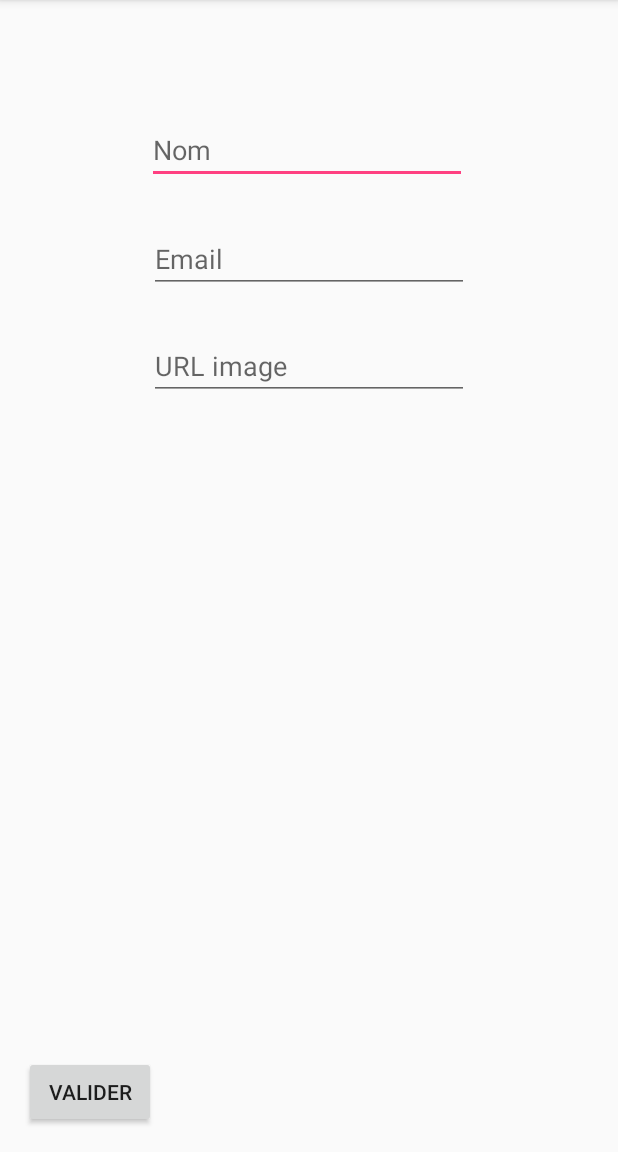
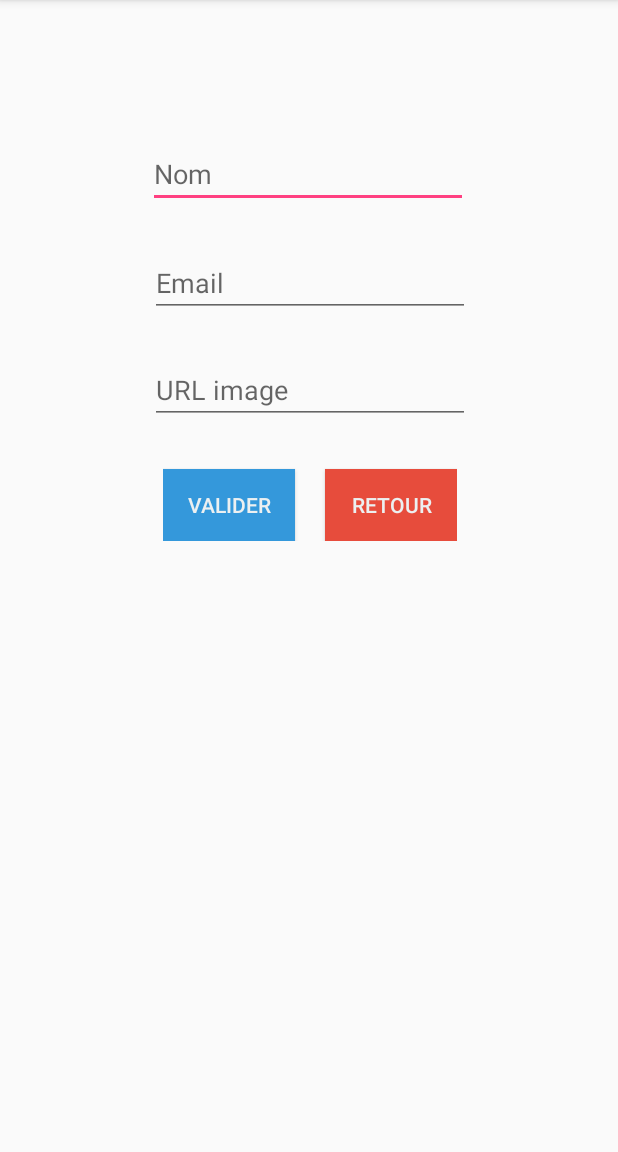
Before and after one commit to vince1396/StageAndroidTraining2, an Android app: the screen it shows after launch (MainActivity), after a tap on "CRÉER", on a phone screen of 412 x 824 dp, the part 84-1236 px from its top. Run offline under Robolectric (Android 15) with nearby library versions, the phone set to English and light mode, and no system bars; our stand-ins replace ButterKnife.

Commit message:
vinceCommit3

```diff
--- a/app/src/main/java/com/example/vincent/utilisateurs/Adapter.java
+++ b/app/src/main/java/com/example/vincent/utilisateurs/Adapter.java
@@ -74,7 +74,11 @@ public class Adapter extends RecyclerView.Adapter<Adapter.MyViewHolder> {
             name.setText(pUser.getNom());
             email.setText(pUser.getEmail());
             Uri url = Uri.parse(pUser.getImg());
-            Glide.with(holder.img.getContext()).load(url).into(img);
+            Glide
+                    .with(holder.img.getContext())
+                    .load(url)
+                    .placeholder(R.drawable.img_default)
+                    .into(img);
         }
     }
 }
--- a/app/src/main/java/com/example/vincent/utilisateurs/MainActivity.java
+++ b/app/src/main/java/com/example/vincent/utilisateurs/MainActivity.java
@@ -7,6 +7,7 @@ import android.support.v7.widget.RecyclerView;
 import android.view.View;
 import android.widget.Button;
 import android.widget.EditText;
+import android.widget.LinearLayout;
 import android.widget.Toast;
 
 import java.util.ArrayList;
@@ -23,6 +24,7 @@ public class MainActivity extends AppCompatActivity {
     @BindView(R.id.name) EditText name;
     @BindView(R.id.email) EditText email;
     @BindView(R.id.urlimg) EditText urlimg;
+    @BindView(R.id.form) LinearLayout form;
 
     @BindView(R.id.rvUser) RecyclerView rvUser;
 
@@ -36,16 +38,15 @@ public class MainActivity extends AppCompatActivity {
         ButterKnife.bind(this);
         rvUser.setLayoutManager(new LinearLayoutManager(this));
         rvUser.setAdapter(new Adapter(alRep));
+        create.setText(getString(R.string.create));
+        display.setText(getString(R.string.display));
     }
 
     @OnClick(R.id.create)
     public void onClickCreate() {
 
-        name.setVisibility(View.VISIBLE);
-        email.setVisibility(View.VISIBLE);
-        urlimg.setVisibility(View.VISIBLE);
+        form.setVisibility(View.VISIBLE);
         create.setVisibility(View.INVISIBLE);
-        valider.setVisibility(View.VISIBLE);
         rvUser.setVisibility(View.INVISIBLE);
         display.setVisibility(View.INVISIBLE);
     }
@@ -53,9 +54,9 @@ public class MainActivity extends AppCompatActivity {
     @OnClick(R.id.valider)
     public void onClickValider(){
 
-        if(name.getText().toString().equals("") | email.getText().toString().equals(""))
+        if(name.getText().toString().equals("") || email.getText().toString().equals(""))
         {
-            Toast.makeText(MainActivity.this, "Veuillez remplir les champs", Toast.LENGTH_SHORT).show();
+            Toast.makeText(MainActivity.this, getString(R.string.empty), Toast.LENGTH_SHORT).show();
         }
         else
         {
@@ -63,16 +64,13 @@ public class MainActivity extends AppCompatActivity {
 
             if (!isValidEmail((pEmail)))
             {
-                Toast.makeText(MainActivity.this, "Email incorrect", Toast.LENGTH_SHORT).show();
+                Toast.makeText(MainActivity.this, getString(R.string.emailError), Toast.LENGTH_SHORT).show();
                 email.setText("");
             }
             else
             {
+                form.setVisibility(View.INVISIBLE);
                 create.setVisibility(View.VISIBLE);
-                valider.setVisibility(View.INVISIBLE);
-                name.setVisibility(View.INVISIBLE);
-                email.setVisibility(View.INVISIBLE);
-                urlimg.setVisibility(View.INVISIBLE);
                 display.setVisibility(View.VISIBLE);
 
                 String pNom = name.getText().toString();
@@ -91,6 +89,15 @@ public class MainActivity extends AppCompatActivity {
         }
     }
 
+    @OnClick(R.id.back)
+    public void onClickBack(){
+
+        form.setVisibility(View.INVISIBLE);
+        create.setVisibility(View.VISIBLE);
+        rvUser.setVisibility(View.VISIBLE);
+        display.setVisibility(View.VISIBLE);
+    }
+
     @OnClick(R.id.display)
     public void onClickDisplay(){
 
--- a/app/src/main/res/layout/activity_main.xml
+++ b/app/src/main/res/layout/activity_main.xml
@@ -10,27 +10,46 @@
         android:id="@+id/create"
         android:layout_width="wrap_content"
         android:layout_height="wrap_content"
-        android:text="Créer"
+        android:text="@string/create"
         tools:layout_constraintBottom_creator="1"
         android:layout_marginStart="16dp"
         app:layout_constraintBottom_toBottomOf="parent"
         tools:layout_constraintLeft_creator="1"
         android:layout_marginBottom="18dp"
         app:layout_constraintLeft_toLeftOf="parent"
-        android:layout_marginLeft="16dp" />
+        android:layout_marginLeft="16dp"
+        android:background="#3498db"
+        android:textColor="#ecf0f1"
+        />
 
     <Button
         android:id="@+id/display"
         android:layout_width="wrap_content"
         android:layout_height="wrap_content"
-        android:text="Afficher"
+        android:text="@string/display"
         tools:layout_constraintRight_creator="1"
         tools:layout_constraintBottom_creator="1"
         app:layout_constraintBottom_toBottomOf="parent"
         android:layout_marginEnd="9dp"
         app:layout_constraintRight_toRightOf="parent"
         android:layout_marginBottom="18dp"
-        android:layout_marginRight="9dp" />
+        android:layout_marginRight="9dp"
+        android:background="#3498db"
+        android:textColor="#ecf0f1"
+        />
+
+    <LinearLayout
+        android:id="@+id/form"
+        android:layout_width="wrap_content"
+        android:layout_height="wrap_content"
+        android:orientation="vertical"
+        android:gravity="center_horizontal"
+        android:visibility="invisible"
+        tools:layout_constraintTop_creator="1"
+        tools:layout_constraintRight_creator="1"
+        app:layout_constraintRight_toRightOf="@+id/rvUser"
+        android:layout_marginTop="16dp"
+        app:layout_constraintTop_toTopOf="parent">
 
         <EditText
             android:id="@+id/name"
@@ -38,8 +57,7 @@
             android:layout_height="wrap_content"
             android:ems="10"
             android:inputType="textPersonName"
-        android:hint="Nom"
-        android:visibility="invisible"
+            android:hint="@string/name"
             tools:layout_constraintTop_creator="1"
             tools:layout_constraintRight_creator="1"
             android:layout_marginEnd="1dp"
@@ -54,8 +72,7 @@
             android:layout_height="wrap_content"
             android:ems="10"
             android:inputType="textPersonName"
-        android:hint="Email"
-        android:visibility="invisible"
+            android:hint="@string/email"
             tools:layout_constraintTop_creator="1"
             tools:layout_constraintRight_creator="1"
             app:layout_constraintRight_toRightOf="parent"
@@ -70,8 +87,7 @@
             android:layout_height="wrap_content"
             android:ems="10"
             android:inputType="textPersonName"
-        android:hint="URL image"
-        android:visibility="invisible"
+            android:hint="@string/urlimg"
             tools:layout_constraintTop_creator="1"
             tools:layout_constraintRight_creator="1"
             app:layout_constraintRight_toRightOf="@+id/email"
@@ -80,17 +96,40 @@
             tools:layout_constraintLeft_creator="1"
             app:layout_constraintLeft_toLeftOf="@+id/email" />
 
+        <LinearLayout
+            android:layout_width="wrap_content"
+            android:layout_height="wrap_content"
+            android:orientation="horizontal"
+            android:gravity="center_horizontal">
+
         <Button
             android:id="@+id/valider"
             android:layout_width="wrap_content"
             android:layout_height="wrap_content"
-        android:text="Valider"
-        android:visibility="invisible"
-        tools:layout_constraintTop_creator="1"
-        android:layout_marginTop="2dp"
-        tools:layout_constraintLeft_creator="1"
-        app:layout_constraintLeft_toLeftOf="@+id/create"
-        app:layout_constraintTop_toTopOf="@+id/create" />
+            android:text="@string/valider"
+            tools:layout_editor_absoluteX="148dp"
+            tools:layout_editor_absoluteY="328dp"
+            android:layout_marginTop="30dp"
+            android:background="#3498db"
+            android:textColor="#ecf0f1"
+            android:layout_marginRight="20dp"
+            />
+
+            <Button
+                android:id="@+id/back"
+                android:layout_width="wrap_content"
+                android:layout_height="wrap_content"
+                android:text="@string/back"
+                tools:layout_editor_absoluteX="148dp"
+                tools:layout_editor_absoluteY="328dp"
+                android:layout_marginTop="30dp"
+                android:background="#e74c3c"
+                android:textColor="#ecf0f1"
+                />
+
+        </LinearLayout>
+
+    </LinearLayout>
 
     <android.support.v7.widget.RecyclerView
         android:id="@+id/rvUser"
@@ -99,11 +138,10 @@
         android:visibility="invisible"
         tools:layout_constraintTop_creator="1"
         tools:layout_constraintRight_creator="1"
-        tools:layout_constraintBottom_creator="1"
-        app:layout_constraintBottom_toBottomOf="@+id/urlimg"
         app:layout_constraintRight_toRightOf="parent"
-        app:layout_constraintTop_toBottomOf="@+id/urlimg"
         tools:layout_constraintLeft_creator="1"
-        app:layout_constraintLeft_toLeftOf="parent" />
+        app:layout_constraintLeft_toLeftOf="parent"
+        app:layout_constraintTop_toTopOf="@+id/form" />
+
 
 </android.support.constraint.ConstraintLayout>
--- a/app/src/main/res/layout/listcell.xml
+++ b/app/src/main/res/layout/listcell.xml
@@ -14,6 +14,7 @@
         android:layout_width="match_parent"
         android:layout_height="wrap_content"
         android:orientation="vertical"
+        android:gravity="center_horizontal"
         >
 
         <LinearLayout
@@ -22,12 +23,14 @@
             android:layout_height="wrap_content"
             android:layout_centerInParent="true"
             android:orientation="vertical">
+
             <TextView
                 android:id="@+id/name"
                 android:layout_width="match_parent"
                 android:layout_height="wrap_content"
                 android:gravity="center_horizontal"
                 android:text="nom"
+                android:maxWidth="100dp"
                 />
 
             <TextView
@@ -36,13 +39,14 @@
                 android:layout_height="wrap_content"
                 android:gravity="center_horizontal"
                 android:text="email"
+                android:maxWidth="100dp"
                 />
         </LinearLayout>
 
         <ImageView
             android:id="@+id/img"
-            android:layout_width="120dp"
-            android:layout_height="120dp"
+            android:layout_width="150dp"
+            android:layout_height="150dp"
             android:layout_toLeftOf="@+id/card"
             android:contentDescription="profile picture" />
 
--- a/app/src/main/res/values/strings.xml
+++ b/app/src/main/res/values/strings.xml
@@ -1,3 +1,12 @@
 <resources>
     <string name="app_name">Utilisateurs</string>
+    <string name="create">Créer</string>
+    <string name="display">Afficher</string>
+    <string name="valider">Valider</string>
+    <string name="name">Nom</string>
+    <string name="email">Email</string>
+    <string name="urlimg">URL image</string>
+    <string name="empty">Veuillez remplir les champs</string>
+    <string name="emailError">Email invalide</string>
+    <string name="back">Retour</string>
 </resources>
```
Lines whose indentation alone changed are shown as unchanged.
